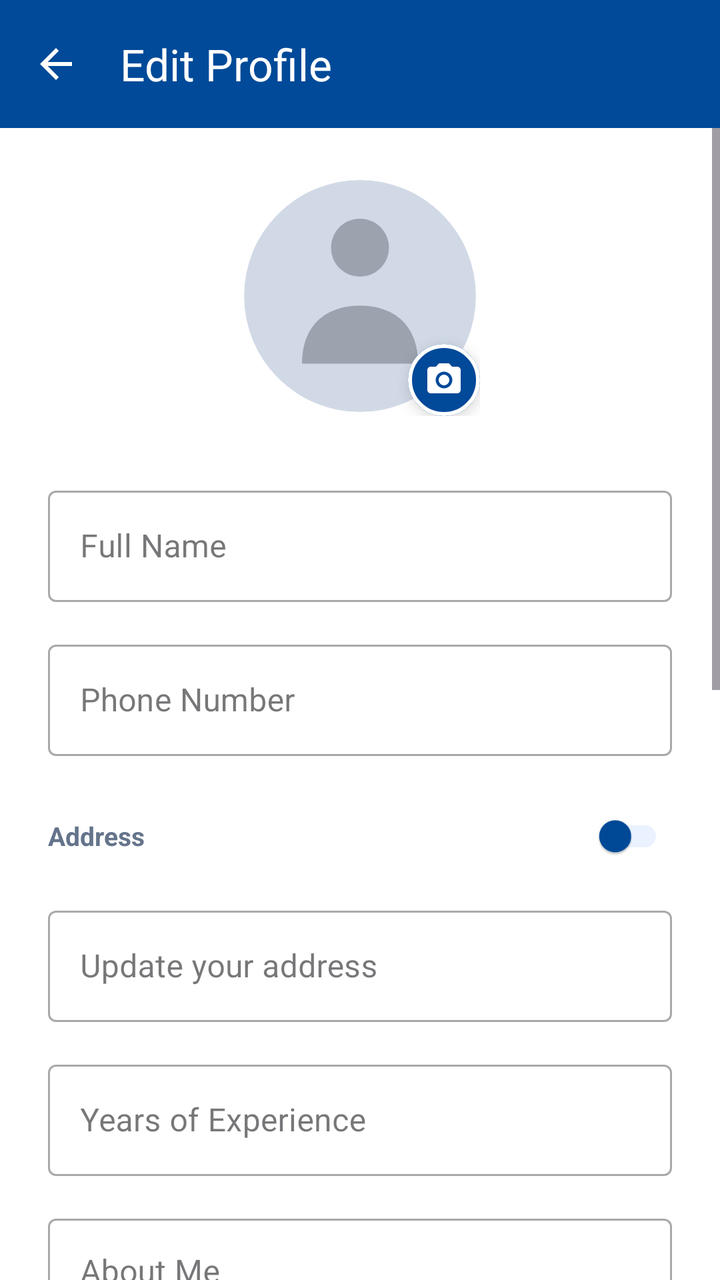
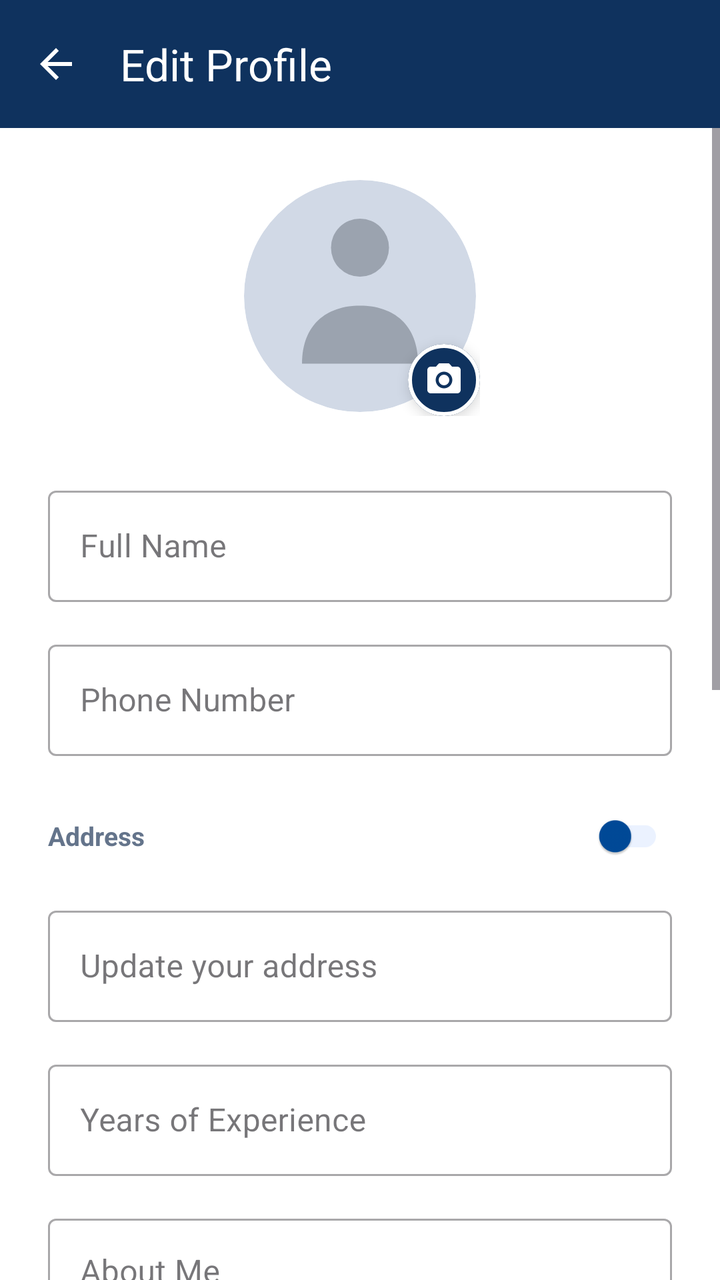

Two renders of the same Android screen: before a commit and after it. Below are the layout's source before the change and the commit's diff.
<!-- AndroidManifest.xml: application theme Theme.Newtacks -->
<!-- res/layout/activity_worker_edit_profile.xml -->
<?xml version="1.0" encoding="utf-8"?>
<LinearLayout xmlns:android="http://schemas.android.com/apk/res/android"
    xmlns:app="http://schemas.android.com/apk/res-auto"
    android:layout_width="match_parent"
    android:layout_height="match_parent"
    android:orientation="vertical"
    android:background="#FFFFFF">

    <androidx.appcompat.widget.Toolbar
        android:id="@+id/toolbar"
        android:layout_width="match_parent"
        android:layout_height="?attr/actionBarSize"
        android:background="#004A99"
        app:navigationIcon="@drawable/ic_back"
        app:navigationIconTint="#FFFFFF"
        app:title="Edit Profile"
        app:titleTextColor="#FFFFFF" />

    <ScrollView
        android:layout_width="match_parent"
        android:layout_height="match_parent"
        android:fillViewport="true">

        <LinearLayout
            android:layout_width="match_parent"
            android:layout_height="wrap_content"
            android:orientation="vertical"
            android:padding="24dp">

            
            <FrameLayout
                android:id="@+id/layoutProfileImage"
                android:layout_width="120dp"
                android:layout_height="120dp"
                android:layout_gravity="center_horizontal"
                android:layout_marginBottom="32dp">

                <com.google.android.material.imageview.ShapeableImageView
                    android:id="@+id/ivProfileImage"
                    android:layout_width="match_parent"
                    android:layout_height="match_parent"
                    android:src="@drawable/ic_person_placeholder"
                    android:padding="2dp"
                    android:background="#F1F5F9"
                    android:scaleType="centerCrop"
                    app:shapeAppearanceOverlay="@style/CircleImage" />

                <com.google.android.material.card.MaterialCardView
                    android:layout_width="36dp"
                    android:layout_height="36dp"
                    android:layout_gravity="bottom|end"
                    app:cardCornerRadius="18dp"
                    app:cardElevation="4dp"
                    app:cardBackgroundColor="#004A99"
                    app:strokeWidth="2dp"
                    app:strokeColor="#FFFFFF">
                    <ImageView
                        android:layout_width="20dp"
                        android:layout_height="20dp"
                        android:layout_gravity="center"
                        android:src="@drawable/ic_camera"
                        app:tint="#FFFFFF" />
                </com.google.android.material.card.MaterialCardView>
            </FrameLayout>

            <com.google.android.material.textfield.TextInputLayout
                android:layout_width="match_parent"
                android:layout_height="wrap_content"
                android:hint="Full Name"
                style="@style/Widget.MaterialComponents.TextInputLayout.OutlinedBox"
                android:layout_marginBottom="16dp">
                <com.google.android.material.textfield.TextInputEditText
                    android:id="@+id/etName"
                    android:layout_width="match_parent"
                    android:layout_height="wrap_content" />
            </com.google.android.material.textfield.TextInputLayout>

            <com.google.android.material.textfield.TextInputLayout
                android:layout_width="match_parent"
                android:layout_height="wrap_content"
                android:hint="Phone Number"
                style="@style/Widget.MaterialComponents.TextInputLayout.OutlinedBox"
                android:layout_marginBottom="16dp">
                <com.google.android.material.textfield.TextInputEditText
                    android:id="@+id/etPhone"
                    android:layout_width="match_parent"
                    android:layout_height="wrap_content"
                    android:inputType="phone" />
            </com.google.android.material.textfield.TextInputLayout>

            <LinearLayout
                android:layout_width="match_parent"
                android:layout_height="wrap_content"
                android:orientation="horizontal"
                android:gravity="center_vertical"
                android:layout_marginBottom="8dp">
                <TextView
                    android:layout_width="0dp"
                    android:layout_height="wrap_content"
                    android:layout_weight="1"
                    android:text="Address"
                    android:textColor="#64748B"
                    android:textSize="13sp"
                    android:textStyle="bold" />
                <com.google.android.material.switchmaterial.SwitchMaterial
                    android:id="@+id/switchRealTimeLocation"
                    android:layout_width="wrap_content"
                    android:layout_height="wrap_content"
                    android:scaleX="0.8"
                    android:scaleY="0.8"
                    app:thumbTint="#004A99"
                    app:trackTint="#EBF2FF" />
            </LinearLayout>

            <com.google.android.material.textfield.TextInputLayout
                android:layout_width="match_parent"
                android:layout_height="wrap_content"
                style="@style/Widget.MaterialComponents.TextInputLayout.OutlinedBox"
                android:layout_marginBottom="16dp">
                <com.google.android.material.textfield.TextInputEditText
                    android:id="@+id/etAddress"
                    android:layout_width="match_parent"
                    android:layout_height="wrap_content"
                    android:hint="Update your address" />
            </com.google.android.material.textfield.TextInputLayout>

            <com.google.android.material.textfield.TextInputLayout
                android:layout_width="match_parent"
                android:layout_height="wrap_content"
                android:hint="Years of Experience"
                style="@style/Widget.MaterialComponents.TextInputLayout.OutlinedBox"
                android:layout_marginBottom="16dp">
                <com.google.android.material.textfield.TextInputEditText
                    android:id="@+id/etExperience"
                    android:layout_width="match_parent"
                    android:layout_height="wrap_content"
                    android:inputType="number" />
            </com.google.android.material.textfield.TextInputLayout>

            <com.google.android.material.textfield.TextInputLayout
                android:layout_width="match_parent"
                android:layout_height="wrap_content"
                android:hint="About Me"
                style="@style/Widget.MaterialComponents.TextInputLayout.OutlinedBox"
                android:layout_marginBottom="24dp">
                <com.google.android.material.textfield.TextInputEditText
                    android:id="@+id/etAbout"
                    android:layout_width="match_parent"
                    android:layout_height="wrap_content"
                    android:gravity="top"
                    android:inputType="textMultiLine"
                    android:minLines="4" />
            </com.google.android.material.textfield.TextInputLayout>

            <TextView
                android:layout_width="wrap_content"
                android:layout_height="wrap_content"
                android:text="Your Skills"
                android:textColor="#1E293B"
                android:textSize="14sp"
                android:textStyle="bold"
                android:layout_marginBottom="8dp" />

            <CheckBox
                android:id="@+id/cbPlumbing"
                android:layout_width="wrap_content"
                android:layout_height="wrap_content"
                android:text="Plumbing" />
            <CheckBox
                android:id="@+id/cbElectrical"
                android:layout_width="wrap_content"
                android:layout_height="wrap_content"
                android:text="Electrical" />
            <CheckBox
                android:id="@+id/cbCarpentry"
                android:layout_width="wrap_content"
                android:layout_height="wrap_content"
                android:text="Carpentry" />
            <CheckBox
                android:id="@+id/cbMasonry"
                android:layout_width="wrap_content"
                android:layout_height="wrap_content"
                android:text="Masonry" />
            <CheckBox
                android:id="@+id/cbWelding"
                android:layout_width="wrap_content"
                android:layout_height="wrap_content"
                android:text="Welding" />
            <CheckBox
                android:id="@+id/cbPainting"
                android:layout_width="wrap_content"
                android:layout_height="wrap_content"
                android:text="Painting" />
            <CheckBox
                android:id="@+id/cbLandscaping"
                android:layout_width="wrap_content"
                android:layout_height="wrap_content"
                android:text="Landscaping" />

            <com.google.android.material.button.MaterialButton
                android:id="@+id/btnSave"
                android:layout_width="match_parent"
                android:layout_height="56dp"
                android:text="Save Changes"
                android:layout_marginTop="32dp"
                android:layout_marginBottom="24dp"
                app:cornerRadius="12dp"
                app:backgroundTint="#004A99" />

        </LinearLayout>
    </ScrollView>

    <FrameLayout
        android:id="@+id/loadingOverlay"
        android:layout_width="match_parent"
        android:layout_height="match_parent"
        android:background="#80000000"
        android:visibility="gone"
        android:clickable="true"
        android:focusable="true">
        <ProgressBar
            android:layout_width="wrap_content"
            android:layout_height="wrap_content"
            android:layout_gravity="center"
            android:indeterminateTint="#FFFFFF" />
    </FrameLayout>

</LinearLayout>
<!-- resources referenced by this layout -->
<resources>
  <!-- drawable ic_back (drawable) -->
  <?xml version="1.0" encoding="utf-8"?>
  <vector xmlns:android="http://schemas.android.com/apk/res/android"
      android:width="24dp"
      android:height="24dp"
      android:viewportWidth="24"
      android:viewportHeight="24">
      <path
          android:fillColor="#FFFFFF"
          android:pathData="M20,11H7.83l5.59,-5.59L12,4l-8,8 8,8 1.41,-1.41L7.83,13H20v-2z"/>
  </vector>
  <!-- drawable ic_camera (drawable) -->
  <vector xmlns:android="http://schemas.android.com/apk/res/android"
      android:width="24dp"
      android:height="24dp"
      android:viewportWidth="24"
      android:viewportHeight="24">
      <path
          android:fillColor="#000000"
          android:pathData="M12,12m-3.2,0a3.2,3.2 0,1 1,6.4 0a3.2,3.2 0,1 1,-6.4 0" />
      <path
          android:fillColor="#000000"
          android:pathData="M9,2L7.17,4H4c-1.1,0 -2,0.9 -2,2v12c0,1.1 0.9,2 2,2h16c1.1,0 2,-0.9 2,-2V6c0,-1.1 -0.9,-2 -2,-2h-3.17L15,2H9zm3,15c-2.76,0 -5,-2.24 -5,-5s2.24,-5 5,-5s5,2.24 5,5s-2.24,5 -5,5z" />
  </vector>
  <!-- drawable ic_person_placeholder (drawable) -->
  <?xml version="1.0" encoding="utf-8"?>
  <vector xmlns:android="http://schemas.android.com/apk/res/android"
      android:width="48dp"
      android:height="48dp"
      android:viewportWidth="48"
      android:viewportHeight="48">
  
      
      <path
          android:fillColor="#D1D9E6"
          android:pathData="M24,24m-24,0a24,24 0,1 1,48 0a24,24 0,1 1,-48 0" />
  
      
      <path
          android:fillColor="#9BA3AF"
          android:pathData="M24,14m-6,0a6,6 0,1 1,12 0a6,6 0,1 1,-12 0" />
  
      
      <path
          android:fillColor="#9BA3AF"
          android:pathData="M12,38 C12,30 17,26 24,26 C31,26 36,30 36,38 Z" />
  
  </vector>
  <style name="CircleImage" parent="">
          <item name="cornerFamily">rounded</item>
          <item name="cornerSize">50%</item>
      </style>
  <style name="Theme.Newtacks" parent="Base.Theme.Newtacks" />
  <style name="Base.Theme.Newtacks" parent="Theme.Material3.DayNight.NoActionBar">
          <item name="colorPrimary">#004A99</item>
          <item name="colorPrimaryContainer">#004A99</item>
          <item name="colorOnPrimary">#FFFFFF</item>
          <item name="colorSecondary">#004A99</item>
          <item name="colorOnSecondary">#FFFFFF</item>
          <item name="colorTertiary">#004A99</item>
          <item name="colorSecondaryContainer">#EBF2FF</item>
          <item name="colorOnSecondaryContainer">#004A99</item>
          <item name="android:statusBarColor">#004A99</item>
          <item name="android:navigationBarColor">#FFFFFF</item>
          <item name="android:windowLightStatusBar" tools:targetApi="m">false</item>
      </style>
</resources>

<!-- the commit's change to res/layout/activity_worker_edit_profile.xml (unified diff, before → after) -->
@@ -1,16 +1,24 @@
 <?xml version="1.0" encoding="utf-8"?>
 <LinearLayout xmlns:android="http://schemas.android.com/apk/res/android"
     xmlns:app="http://schemas.android.com/apk/res-auto"
+    android:id="@+id/workerEditProfileRoot"
     android:layout_width="match_parent"
     android:layout_height="match_parent"
     android:orientation="vertical"
     android:background="#FFFFFF">
 
+    
+    <View
+        android:id="@+id/statusBarSpacer"
+        android:layout_width="match_parent"
+        android:layout_height="0dp"
+        android:background="#0F325E" />
+
     <androidx.appcompat.widget.Toolbar
         android:id="@+id/toolbar"
         android:layout_width="match_parent"
         android:layout_height="?attr/actionBarSize"
-        android:background="#004A99"
+        android:background="#0F325E"
         app:navigationIcon="@drawable/ic_back"
         app:navigationIconTint="#FFFFFF"
         app:title="Edit Profile"
@@ -51,7 +59,7 @@
                     android:layout_gravity="bottom|end"
                     app:cardCornerRadius="18dp"
                     app:cardElevation="4dp"
-                    app:cardBackgroundColor="#004A99"
+                    app:cardBackgroundColor="#0F325E"
                     app:strokeWidth="2dp"
                     app:strokeColor="#FFFFFF">
                     <ImageView
@@ -205,7 +213,7 @@
                 android:layout_marginTop="32dp"
                 android:layout_marginBottom="24dp"
                 app:cornerRadius="12dp"
-                app:backgroundTint="#004A99" />
+                app:backgroundTint="#0F325E" />
 
         </LinearLayout>
     </ScrollView>
<!-- resource entries referenced after the edit -->
@@ -48,7 +48,7 @@
           android:pathData="M12,38 C12,30 17,26 24,26 C31,26 36,30 36,38 Z" />
   
   </vector>
-  <style name="CircleImage" parent="">
+  <style name="CircleImage">
           <item name="cornerFamily">rounded</item>
           <item name="cornerSize">50%</item>
       </style>
